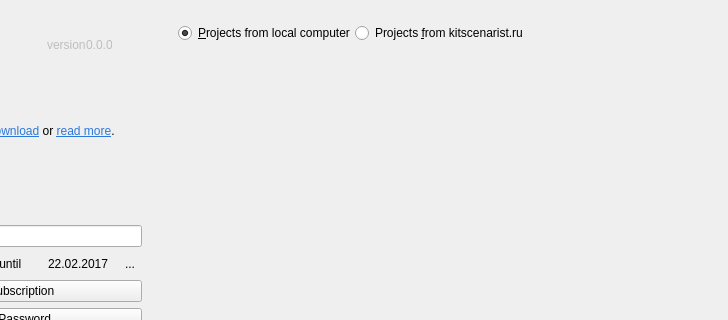
This is src/bin/scenarist-desktop/UserInterfaceLayer/StartUp/StartUpView.ui in dimkanovikov/KITScenarist as Qt 5 draws it before an edit; both pictures show x 162 to 890 and y 0 to 320 of the 890 by 652 pixel window. The edited form follows.
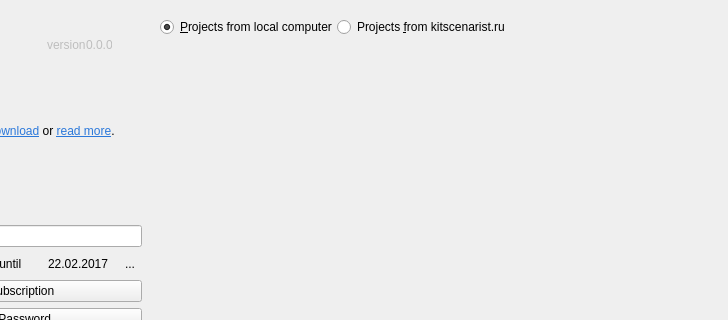
This is the edited form. Icons and pictures are not drawn. Custom widgets are drawn as their Qt base class.

Commit message: Fixed project switcher

What changed in the file:
```diff
--- a/src/bin/scenarist-desktop/UserInterfaceLayer/StartUp/StartUpView.ui
+++ b/src/bin/scenarist-desktop/UserInterfaceLayer/StartUp/StartUpView.ui
@@ -29,7 +29,7 @@
    <property name="spacing">
     <number>0</number>
    </property>
-   <item row="2" column="0">
+   <item row="4" column="0">
     <widget class="QWidget" name="mainContainer" native="true">
      <layout class="QHBoxLayout" name="horizontalLayout_3">
       <property name="leftMargin">
@@ -492,77 +492,8 @@
        </layout>
       </item>
       <item>
-       <widget class="QStackedWidget" name="filesSouces">
-        <property name="currentIndex">
-         <number>0</number>
-        </property>
-        <widget class="QWidget" name="recentFilesPage">
-         <layout class="QGridLayout" name="gridLayout_6">
-          <item row="1" column="1">
-           <widget class="QListView" name="recentFiles">
-            <property name="cursor" stdset="0">
-             <cursorShape>PointingHandCursor</cursorShape>
-            </property>
-            <property name="styleSheet">
-             <string notr="true">background-color: palette(window)</string>
-            </property>
-            <property name="frameShape">
-             <enum>QFrame::NoFrame</enum>
-            </property>
-            <property name="verticalScrollBarPolicy">
-             <enum>Qt::ScrollBarAsNeeded</enum>
-            </property>
-            <property name="editTriggers">
-             <set>QAbstractItemView::NoEditTriggers</set>
-            </property>
-            <property name="verticalScrollMode">
-             <enum>QAbstractItemView::ScrollPerPixel</enum>
-            </property>
-            <property name="horizontalScrollMode">
-             <enum>QAbstractItemView::ScrollPerPixel</enum>
-            </property>
-           </widget>
-          </item>
-          <item row="1" column="0">
-           <spacer name="horizontalSpacer_7">
-            <property name="orientation">
-             <enum>Qt::Horizontal</enum>
-            </property>
-            <property name="sizeType">
-             <enum>QSizePolicy::Fixed</enum>
-            </property>
-            <property name="sizeHint" stdset="0">
-             <size>
-              <width>9</width>
-              <height>20</height>
-             </size>
-            </property>
-           </spacer>
-          </item>
-          <item row="0" column="2">
-           <widget class="QToolButton" name="refreshProjects">
-            <property name="toolTip">
-             <string>Update recent projects list</string>
-            </property>
-            <property name="text">
-             <string/>
-            </property>
-            <property name="icon">
-             <iconset resource="../../../scenarist-core/Resources/Resources.qrc">
-              <normaloff>:/Graphics/Icons/Editing/refresh_green.png</normaloff>:/Graphics/Icons/Editing/refresh_green.png</iconset>
-            </property>
-            <property name="iconSize">
-             <size>
-              <width>20</width>
-              <height>20</height>
-             </size>
-            </property>
-            <property name="autoRaise">
-             <bool>true</bool>
-            </property>
-           </widget>
-          </item>
-          <item row="0" column="1">
+       <layout class="QVBoxLayout" name="verticalLayout_3">
+        <item>
            <layout class="QHBoxLayout" name="horizontalLayout_2">
             <property name="spacing">
              <number>0</number>
@@ -600,7 +531,62 @@
               </property>
              </spacer>
             </item>
-           </layout>
+          <item>
+           <widget class="QToolButton" name="refreshProjects">
+            <property name="toolTip">
+             <string>Update recent projects list</string>
+            </property>
+            <property name="text">
+             <string/>
+            </property>
+            <property name="icon">
+             <iconset resource="../../../scenarist-core/Resources/Resources.qrc">
+              <normaloff>:/Graphics/Icons/Editing/refresh_green.png</normaloff>:/Graphics/Icons/Editing/refresh_green.png</iconset>
+            </property>
+            <property name="iconSize">
+             <size>
+              <width>20</width>
+              <height>20</height>
+             </size>
+            </property>
+            <property name="autoRaise">
+             <bool>true</bool>
+            </property>
+           </widget>
+          </item>
+         </layout>
+        </item>
+        <item>
+         <widget class="QStackedWidget" name="filesSouces">
+          <property name="currentIndex">
+           <number>0</number>
+          </property>
+          <widget class="QWidget" name="recentFilesPage">
+           <layout class="QGridLayout" name="gridLayout_6">
+            <item row="2" column="1">
+             <widget class="QListView" name="recentFiles">
+              <property name="cursor" stdset="0">
+               <cursorShape>PointingHandCursor</cursorShape>
+              </property>
+              <property name="styleSheet">
+               <string notr="true">background-color: palette(window)</string>
+              </property>
+              <property name="frameShape">
+               <enum>QFrame::NoFrame</enum>
+              </property>
+              <property name="verticalScrollBarPolicy">
+               <enum>Qt::ScrollBarAsNeeded</enum>
+              </property>
+              <property name="editTriggers">
+               <set>QAbstractItemView::NoEditTriggers</set>
+              </property>
+              <property name="verticalScrollMode">
+               <enum>QAbstractItemView::ScrollPerPixel</enum>
+              </property>
+              <property name="horizontalScrollMode">
+               <enum>QAbstractItemView::ScrollPerPixel</enum>
+              </property>
+             </widget>
           </item>
          </layout>
         </widget>
@@ -636,6 +622,8 @@
        </widget>
       </item>
      </layout>
+      </item>
+     </layout>
     </widget>
    </item>
    <item row="0" column="0">
```
Left out of the diff: 2 changed lines with no effect on the pictures. Lines whose indentation alone changed are shown as unchanged.
